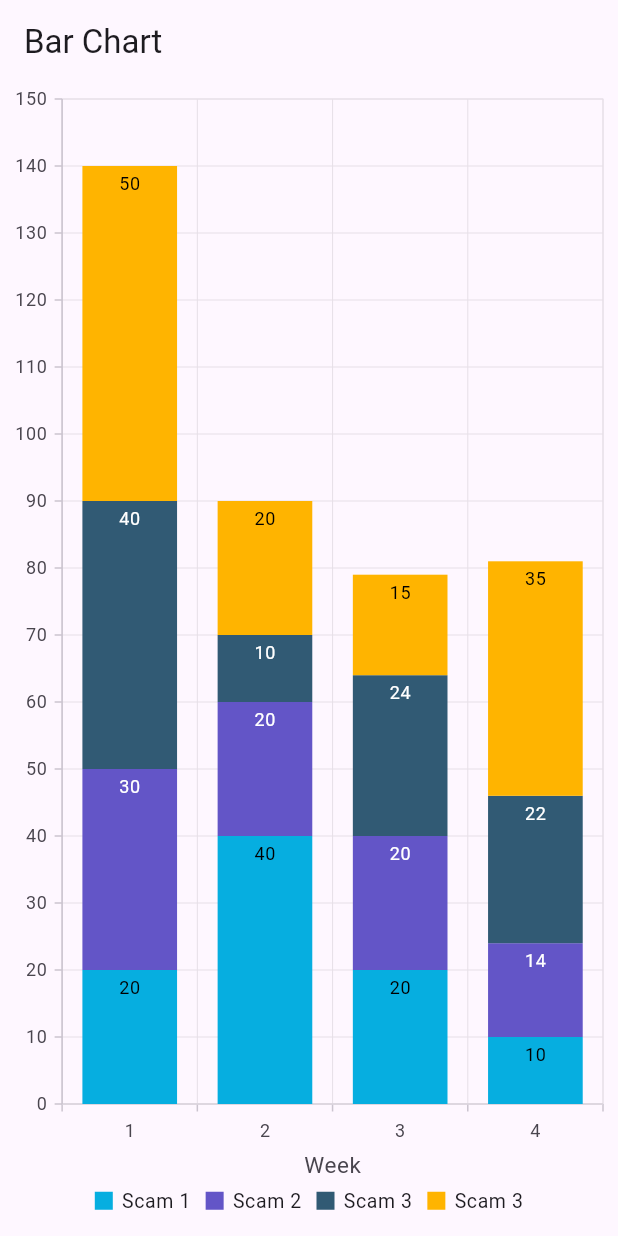
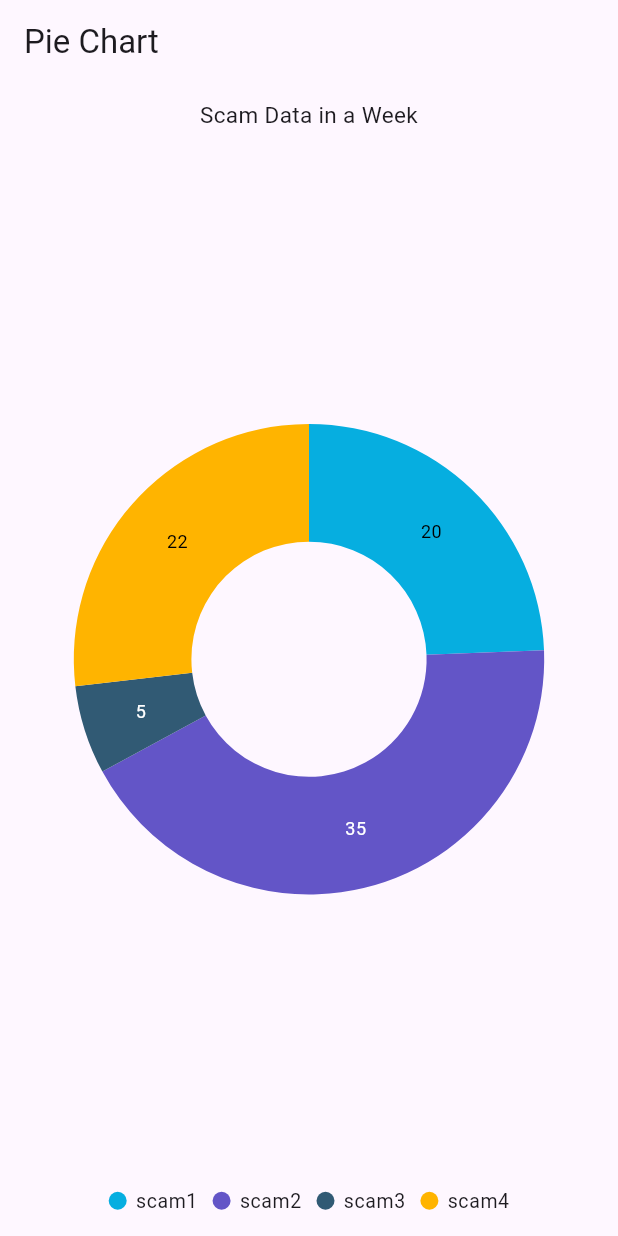
Before and after one commit to GERARDJM018/hackathonProject, a Flutter app: the screen it shows after launch, on a phone screen of 412 x 824 dp. Run offline on Flutter 3.47's test engine with Material 3 defaults, Android fonts, the phone set to English and light mode, and no system bars; our stand-ins replace syncfusion_flutter_charts.

Commit message:
add pie chart

```diff
--- a/lib/chart.dart
+++ b/lib/chart.dart
@@ -18,7 +18,6 @@ class _ChartScreenState extends State<ChartScreen> {
 
   @override
   Widget build(BuildContext context) {
-    ChartData ch;
     return Scaffold(
       appBar: AppBar(
         title: Text('Bar Chart'),
--- a/lib/main.dart
+++ b/lib/main.dart
@@ -1,5 +1,6 @@
 import 'package:flutter/material.dart';
 import 'package:hackathon2024/chart.dart';
+import 'package:hackathon2024/pie.dart';
 
 void main() {
   runApp(const MyApp());
@@ -33,7 +34,7 @@ class MyApp extends StatelessWidget {
         useMaterial3: true,
       ),
       // home: const MyHomePage(title: 'Flutter Demo Home Page'),
-      home: ChartScreen(),
+      home: PieScreen(),
     );
   }
 }
--- /dev/null
+++ b/lib/pie.dart
@@ -0,0 +1,49 @@
+import 'package:flutter/material.dart';
+import 'package:syncfusion_flutter_charts/charts.dart';
+
+class PieScreen extends StatefulWidget {
+  const PieScreen({ Key? key }) : super(key: key);
+
+  @override
+  _PieScreenState createState() => _PieScreenState();
+}
+
+class _PieScreenState extends State<PieScreen> {
+  final List<PieData> pieData = [
+    PieData('scam1', 20),
+    PieData('scam2', 35),
+    PieData('scam3', 5),
+    PieData('scam4', 22),
+  ];
+
+  @override
+  Widget build(BuildContext context) {
+    return Scaffold(
+      appBar: AppBar(
+        title: Text('Pie Chart'),
+      ),
+      body: Center(
+        child: Container(
+          child: SfCircularChart(
+            title: ChartTitle(text: 'Scam Data in a Week'),
+            legend: Legend(isVisible: true, overflowMode: LegendItemOverflowMode.wrap, position: LegendPosition.bottom),
+            series: <CircularSeries>[
+              DoughnutSeries<PieData, String> (
+                dataSource: pieData,
+                xValueMapper: (PieData dt, _) => dt.name,
+                yValueMapper: (PieData dt, _) => dt.data,
+                dataLabelSettings: DataLabelSettings(isVisible: true),
+              )
+            ]
+          )
+        )
+      ),
+    );
+  }
+}
+
+class PieData {
+  PieData(this.name, this.data);
+  final String name;
+  final int data;
+}
```
